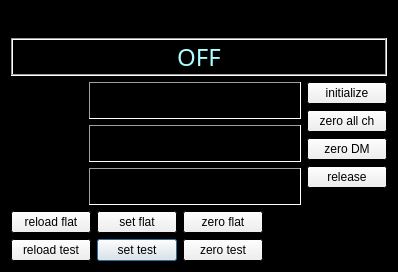
First picture: the form in gui/widgets/dmCtrl/dmCtrl.ui, repository magao-x/MagAOX, before the edit.
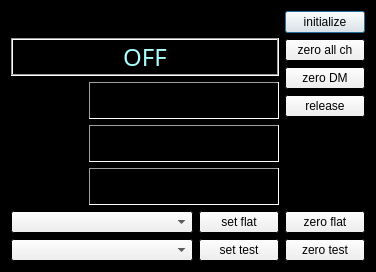
Second picture: the form after the edit.

Commit message: new flat and test mgt in DMs

```diff
--- a/gui/widgets/dmCtrl/dmCtrl.ui
+++ b/gui/widgets/dmCtrl/dmCtrl.ui
@@ -6,7 +6,7 @@
    <rect>
     <x>0</x>
     <y>0</y>
-    <width>398</width>
+    <width>376</width>
     <height>272</height>
    </rect>
   </property>
@@ -79,6 +79,12 @@
   </property>
   <layout class="QGridLayout" name="gridLayout">
    <item row="0" column="0">
+    <layout class="QVBoxLayout" name="verticalLayout_2">
+     <item>
+      <layout class="QHBoxLayout" name="horizontalLayout">
+       <item>
+        <layout class="QVBoxLayout" name="verticalLayout">
+         <item>
     <widget class="QLabel" name="labelDMName">
      <property name="sizePolicy">
       <sizepolicy hsizetype="Expanding" vsizetype="Maximum">
@@ -110,7 +116,7 @@
      </property>
     </widget>
    </item>
-   <item row="1" column="0">
+         <item>
     <widget class="QLabel" name="dmStatus">
      <property name="sizePolicy">
       <sizepolicy hsizetype="Expanding" vsizetype="Maximum">
@@ -175,14 +181,10 @@
      </property>
     </widget>
    </item>
-   <item row="2" column="0">
-    <layout class="QHBoxLayout" name="horizontalLayout">
      <item>
-      <layout class="QVBoxLayout" name="verticalLayout">
-       <item>
-        <layout class="QGridLayout" name="layoutLabels" columnstretch="1,3">
-         <item row="1" column="1">
-          <widget class="QLabel" name="labelFlatShmim_value">
+          <layout class="QGridLayout" name="layoutLabels" columnstretch="1,5">
+           <item row="2" column="1">
+            <widget class="QLabel" name="labelTestShmim_value">
            <property name="frameShape">
             <enum>QFrame::Panel</enum>
            </property>
@@ -190,7 +192,7 @@
             <enum>QFrame::Sunken</enum>
            </property>
            <property name="text">
-            <string>flat shmim</string>
+              <string>test shmim</string>
            </property>
           </widget>
          </item>
@@ -221,6 +223,19 @@
            </property>
           </widget>
          </item>
+           <item row="1" column="1">
+            <widget class="QLabel" name="labelFlatShmim_value">
+             <property name="frameShape">
+              <enum>QFrame::Panel</enum>
+             </property>
+             <property name="frameShadow">
+              <enum>QFrame::Sunken</enum>
+             </property>
+             <property name="text">
+              <string>flat shmim</string>
+             </property>
+            </widget>
+           </item>
          <item row="0" column="0">
           <widget class="QLabel" name="labelShmimName">
            <property name="text">
@@ -228,111 +243,10 @@
            </property>
           </widget>
          </item>
-         <item row="2" column="1">
-          <widget class="QLabel" name="labelTestShmim_value">
-           <property name="frameShape">
-            <enum>QFrame::Panel</enum>
-           </property>
-           <property name="frameShadow">
-            <enum>QFrame::Sunken</enum>
-           </property>
-           <property name="text">
-            <string>test shmim</string>
-           </property>
-          </widget>
-         </item>
-        </layout>
-       </item>
-       <item>
-        <layout class="QGridLayout" name="layoutFlatTest" columnstretch="2,2,2,1">
-         <item row="1" column="1">
-          <widget class="QPushButton" name="buttonSetTest">
-           <property name="sizePolicy">
-            <sizepolicy hsizetype="Minimum" vsizetype="Maximum">
-             <horstretch>0</horstretch>
-             <verstretch>0</verstretch>
-            </sizepolicy>
-           </property>
-           <property name="text">
-            <string>set test</string>
-           </property>
-          </widget>
-         </item>
-         <item row="0" column="3">
-          <spacer name="horizontalSpacer">
-           <property name="orientation">
-            <enum>Qt::Horizontal</enum>
-           </property>
-           <property name="sizeHint" stdset="0">
-            <size>
-             <width>40</width>
-             <height>20</height>
-            </size>
-           </property>
-          </spacer>
-         </item>
          <item row="1" column="0">
-          <widget class="QPushButton" name="buttonLoadTest">
-           <property name="sizePolicy">
-            <sizepolicy hsizetype="Minimum" vsizetype="Maximum">
-             <horstretch>0</horstretch>
-             <verstretch>0</verstretch>
-            </sizepolicy>
-           </property>
+            <widget class="QLabel" name="labelFlatShmim">
            <property name="text">
-            <string>reload test</string>
-           </property>
-          </widget>
-         </item>
-         <item row="1" column="2">
-          <widget class="QPushButton" name="buttonZeroTest">
-           <property name="sizePolicy">
-            <sizepolicy hsizetype="Minimum" vsizetype="Maximum">
-             <horstretch>0</horstretch>
-             <verstretch>0</verstretch>
-            </sizepolicy>
-           </property>
-           <property name="text">
-            <string>zero test</string>
-           </property>
-          </widget>
-         </item>
-         <item row="0" column="2">
-          <widget class="QPushButton" name="buttonZeroFlat">
-           <property name="sizePolicy">
-            <sizepolicy hsizetype="Minimum" vsizetype="Maximum">
-             <horstretch>0</horstretch>
-             <verstretch>0</verstretch>
-            </sizepolicy>
-           </property>
-           <property name="text">
-            <string>zero flat</string>
-           </property>
-          </widget>
-         </item>
-         <item row="0" column="0">
-          <widget class="QPushButton" name="buttonLoadFlat">
-           <property name="sizePolicy">
-            <sizepolicy hsizetype="Minimum" vsizetype="Maximum">
-             <horstretch>0</horstretch>
-             <verstretch>0</verstretch>
-            </sizepolicy>
-           </property>
-           <property name="text">
-            <string>reload flat</string>
-           </property>
-          </widget>
-         </item>
-         <item row="0" column="1">
-          <widget class="QPushButton" name="buttonSetFlat">
-           <property name="sizePolicy">
-            <sizepolicy hsizetype="Minimum" vsizetype="Maximum">
-             <horstretch>0</horstretch>
-             <verstretch>0</verstretch>
-            </sizepolicy>
-           </property>
-           <property name="text">
-            <string>set flat</string>
+              <string>flat shmim:</string>
            </property>
           </widget>
          </item>
@@ -341,7 +255,7 @@
       </layout>
      </item>
      <item>
-      <layout class="QVBoxLayout" name="layoutInitZeroRelease" stretch="2,2,2,2,4">
+        <layout class="QVBoxLayout" name="layoutInitZeroRelease" stretch="0,0,2,2,4">
        <item>
         <widget class="QPushButton" name="buttonInit">
          <property name="sizePolicy">
@@ -408,6 +322,70 @@
         </spacer>
        </item>
       </layout>
+       </item>
+      </layout>
+     </item>
+    </layout>
+   </item>
+   <item row="1" column="0">
+    <layout class="QGridLayout" name="layoutFlatTest" columnstretch="2,0,0">
+     <item row="0" column="1">
+      <widget class="QPushButton" name="buttonSetFlat">
+       <property name="sizePolicy">
+        <sizepolicy hsizetype="Minimum" vsizetype="Maximum">
+         <horstretch>0</horstretch>
+         <verstretch>0</verstretch>
+        </sizepolicy>
+       </property>
+       <property name="text">
+        <string>set flat</string>
+       </property>
+      </widget>
+     </item>
+     <item row="1" column="0">
+      <widget class="QComboBox" name="comboSelectTest"/>
+     </item>
+     <item row="0" column="2">
+      <widget class="QPushButton" name="buttonZeroFlat">
+       <property name="sizePolicy">
+        <sizepolicy hsizetype="Minimum" vsizetype="Maximum">
+         <horstretch>0</horstretch>
+         <verstretch>0</verstretch>
+        </sizepolicy>
+       </property>
+       <property name="text">
+        <string>zero flat</string>
+       </property>
+      </widget>
+     </item>
+     <item row="1" column="2">
+      <widget class="QPushButton" name="buttonZeroTest">
+       <property name="sizePolicy">
+        <sizepolicy hsizetype="Minimum" vsizetype="Maximum">
+         <horstretch>0</horstretch>
+         <verstretch>0</verstretch>
+        </sizepolicy>
+       </property>
+       <property name="text">
+        <string>zero test</string>
+       </property>
+      </widget>
+     </item>
+     <item row="1" column="1">
+      <widget class="QPushButton" name="buttonSetTest">
+       <property name="sizePolicy">
+        <sizepolicy hsizetype="Minimum" vsizetype="Maximum">
+         <horstretch>0</horstretch>
+         <verstretch>0</verstretch>
+        </sizepolicy>
+       </property>
+       <property name="text">
+        <string>set test</string>
+       </property>
+      </widget>
+     </item>
+     <item row="0" column="0">
+      <widget class="QComboBox" name="comboSelectFlat"/>
      </item>
     </layout>
    </item>
```
Left out of the diff: 7 changed lines with no effect on the pictures. Lines whose indentation alone changed are shown as unchanged. The commit also changes 3 other files.
